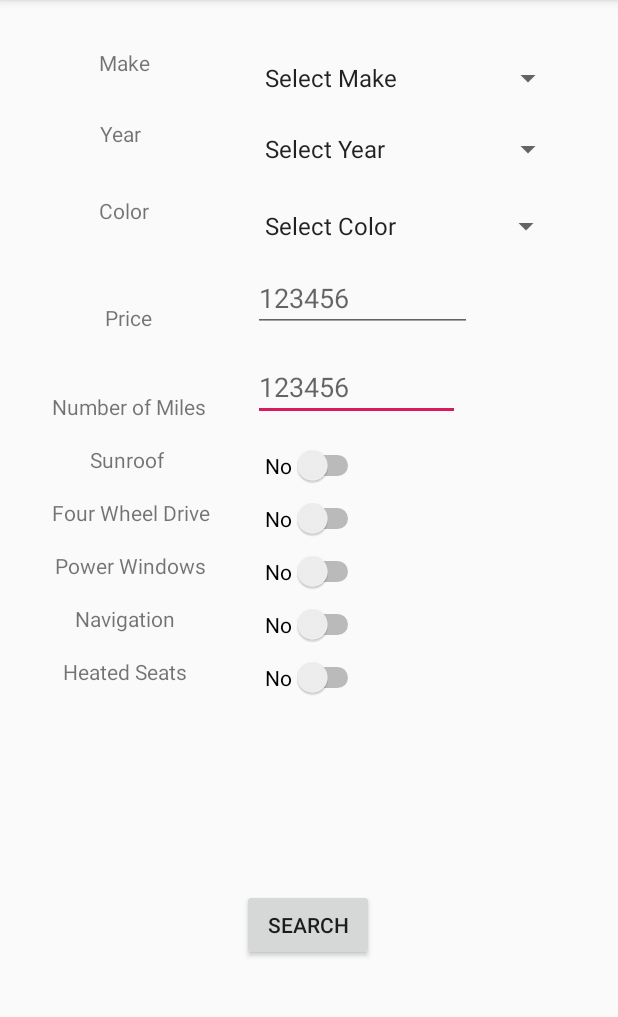
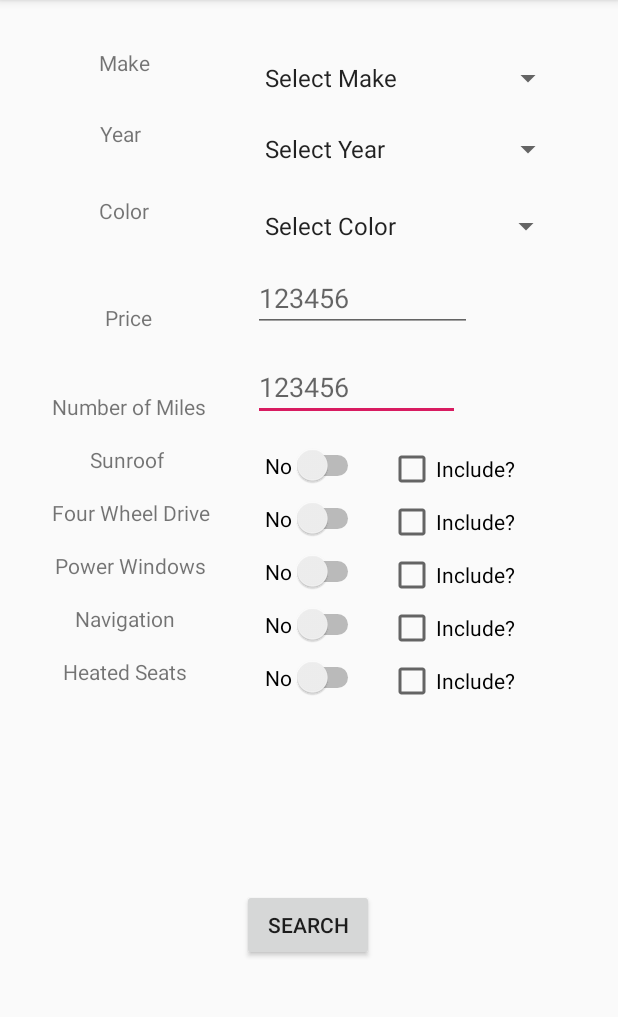
Before and after one commit to vanskater362/Dealership, an Android app: the screen it shows after launch (MainActivity), on a phone screen of 412 x 824 dp, the part 84-1101 px from its top. Run offline under Robolectric (Android 15) with nearby library versions, the phone set to English and light mode, and no system bars.

Commit message:
setting up the results activity

```diff
--- a/app/build.gradle
+++ b/app/build.gradle
@@ -25,4 +25,5 @@ dependencies {
     testImplementation 'junit:junit:4.12'
     androidTestImplementation 'com.android.support.test:runner:1.0.2'
     androidTestImplementation 'com.android.support.test.espresso:espresso-core:3.0.2'
+    implementation 'com.android.support:recyclerview-v7:28.0.0'
 }
--- a/app/src/main/AndroidManifest.xml
+++ b/app/src/main/AndroidManifest.xml
@@ -9,6 +9,7 @@
         android:roundIcon="@mipmap/ic_launcher_round"
         android:supportsRtl="true"
         android:theme="@style/AppTheme">
+        <activity android:name=".Results"></activity>
         <activity android:name=".MainActivity">
             <intent-filter>
                 <action android:name="android.intent.action.MAIN" />
--- a/app/src/main/java/com/cardealership/MainActivity.java
+++ b/app/src/main/java/com/cardealership/MainActivity.java
@@ -1,11 +1,14 @@
 package com.cardealership;
 
+import android.content.Intent;
 import android.database.Cursor;
 import android.database.sqlite.SQLiteDatabase;
 import android.support.v7.app.AppCompatActivity;
 import android.os.Bundle;
 import android.util.Log;
+import android.view.View;
 import android.widget.ArrayAdapter;
+import android.widget.Button;
 import android.widget.CompoundButton;
 import android.widget.EditText;
 import android.widget.Spinner;
@@ -26,16 +29,14 @@ public class MainActivity extends AppCompatActivity {
         super.onCreate(savedInstanceState);
         setContentView(R.layout.activity_main);
 
-
         db = new DatabaseHelper(this);
-
-        db.fillDB();
+        db.fillDB(); //TODO need to find a way to only run once
 
         List<String> makesArray = fillMakes(); //only fill the drop down menu with avaiable makes
         List<String> yearArray =  fillYears(); //only fill the drop down menu with avaiable Years
         List<String> colorArray =  fillColors(); //only fill the dropdown menu with avaiable Colors
 
-
+        //Set the hint but make it not a selection
         HintAdapter makesAdapter = new HintAdapter(this, makesArray, android.R.layout.simple_spinner_item);
         makesAdapter.setDropDownViewResource(android.R.layout.simple_spinner_dropdown_item);
 
@@ -55,6 +56,7 @@ public class MainActivity extends AppCompatActivity {
         final Switch window = (Switch) findViewById(R.id.windowSwitch);
         final Switch navi = (Switch) findViewById(R.id.naviSwitch);
         final Switch hotSeats = (Switch) findViewById(R.id.hotSwitch);
+        Button search = findViewById(R.id.searchButton);
 
         makeSpinner.setAdapter(makesAdapter);
         makeSpinner.setSelection(makesAdapter.getCount());
@@ -62,6 +64,13 @@ public class MainActivity extends AppCompatActivity {
         yearSpinner.setSelection(yearAdapter.getCount());
         colorSpinner.setAdapter(colorAdapter);
         colorSpinner.setSelection(colorAdapter.getCount());
+
+        search.setOnClickListener(new View.OnClickListener() {
+            @Override
+            public void onClick(View view) {
+                startActivity(new Intent(MainActivity.this, Results.class));
+            }
+        });
 
         sunroof.setOnCheckedChangeListener(new CompoundButton.OnCheckedChangeListener() {
             @Override
--- /dev/null
+++ b/app/src/main/java/com/cardealership/Results.java
@@ -0,0 +1,13 @@
+package com.cardealership;
+
+import android.support.v7.app.AppCompatActivity;
+import android.os.Bundle;
+
+public class Results extends AppCompatActivity {
+
+    @Override
+    protected void onCreate(Bundle savedInstanceState) {
+        super.onCreate(savedInstanceState);
+        setContentView(R.layout.activity_results);
+    }
+}
--- a/app/src/main/res/layout/activity_main.xml
+++ b/app/src/main/res/layout/activity_main.xml
@@ -265,4 +265,54 @@
         android:orientation="vertical"
         app:layout_constraintGuide_percent="0.05109489" />
 
+    <CheckBox
+        android:id="@+id/sunBox"
+        android:layout_width="wrap_content"
+        android:layout_height="wrap_content"
+        android:layout_marginStart="16dp"
+        android:layout_marginLeft="16dp"
+        android:text="@string/include"
+        app:layout_constraintStart_toEndOf="@+id/sunSwitch"
+        app:layout_constraintTop_toTopOf="@+id/sunSwitch" />
+
+    <CheckBox
+        android:id="@+id/driveBox"
+        android:layout_width="wrap_content"
+        android:layout_height="wrap_content"
+        android:layout_marginStart="16dp"
+        android:layout_marginLeft="16dp"
+        android:text="@string/include"
+        app:layout_constraintStart_toEndOf="@+id/fourwdSwitch"
+        app:layout_constraintTop_toTopOf="@+id/fourwdSwitch" />
+
+    <CheckBox
+        android:id="@+id/powerBox"
+        android:layout_width="wrap_content"
+        android:layout_height="wrap_content"
+        android:layout_marginStart="16dp"
+        android:layout_marginLeft="16dp"
+        android:text="@string/include"
+        app:layout_constraintStart_toEndOf="@+id/windowSwitch"
+        app:layout_constraintTop_toTopOf="@+id/windowSwitch" />
+
+    <CheckBox
+        android:id="@+id/naviBox"
+        android:layout_width="wrap_content"
+        android:layout_height="wrap_content"
+        android:layout_marginStart="16dp"
+        android:layout_marginLeft="16dp"
+        android:text="@string/include"
+        app:layout_constraintStart_toEndOf="@+id/naviSwitch"
+        app:layout_constraintTop_toTopOf="@+id/naviSwitch" />
+
+    <CheckBox
+        android:id="@+id/heatBox"
+        android:layout_width="wrap_content"
+        android:layout_height="wrap_content"
+        android:layout_marginStart="16dp"
+        android:layout_marginLeft="16dp"
+        android:text="@string/include"
+        app:layout_constraintStart_toEndOf="@+id/hotSwitch"
+        app:layout_constraintTop_toTopOf="@+id/hotSwitch" />
+
 </android.support.constraint.ConstraintLayout>
--- /dev/null
+++ b/app/src/main/res/layout/activity_results.xml
@@ -0,0 +1,14 @@
+<?xml version="1.0" encoding="utf-8"?>
+<android.support.constraint.ConstraintLayout xmlns:android="http://schemas.android.com/apk/res/android"
+    xmlns:app="http://schemas.android.com/apk/res-auto"
+    xmlns:tools="http://schemas.android.com/tools"
+    android:layout_width="match_parent"
+    android:layout_height="match_parent"
+    tools:context=".Results">
+
+    <android.support.v7.widget.RecyclerView
+        android:layout_width="409dp"
+        android:layout_height="729dp"
+        app:layout_constraintStart_toStartOf="parent"
+        app:layout_constraintTop_toTopOf="parent" />
+</android.support.constraint.ConstraintLayout>
--- a/app/src/main/res/values/strings.xml
+++ b/app/src/main/res/values/strings.xml
@@ -14,4 +14,5 @@
     <string name="no">No</string>
     <string name="yes">Yes</string>
     <string name="numHint">123456</string>
+    <string name="include">Include?</string>
 </resources>
```
